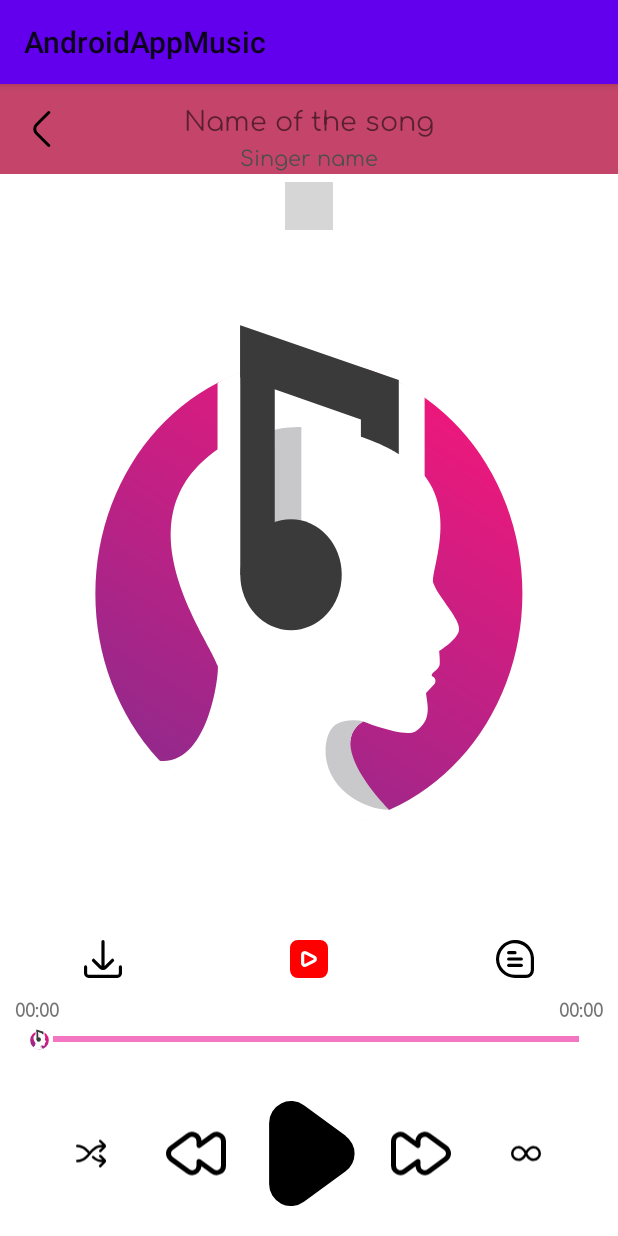
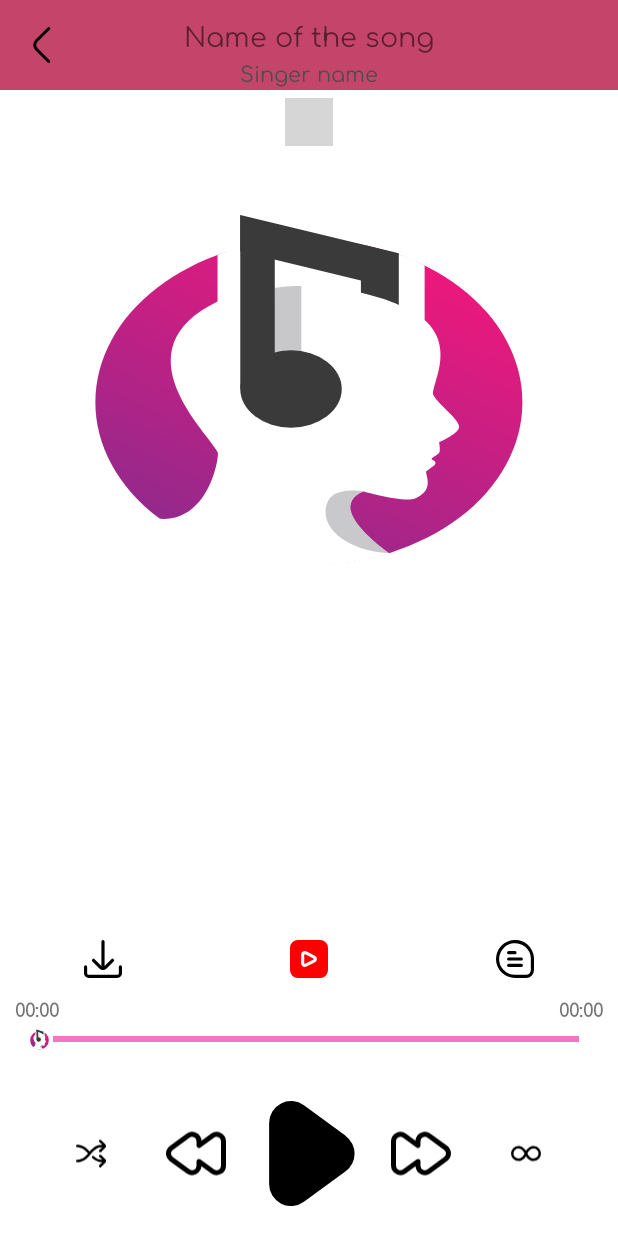
Before and after one commit to longkuroko/Muzik, an Android app: the FullPlayerActivity screen opened directly, with no data from a screen before it, on a phone screen of 412 x 824 dp. Run offline under Robolectric (Android 15) with nearby library versions, the phone set to English and light mode, and no system bars; our stand-ins replace Picasso, navigation-ui; libraries missing offline, so code that uses them is left out: com.rd; plain views replace PageIndicatorView; pictures from the network do not load; 1 statement that could not run was skipped; grey boxes are pictures that could not be loaded.

Commit message:
long fix song

```diff
--- a/app/src/main/java/com/example/androidappmusic/activity/AddUpdateActivity.java
+++ b/app/src/main/java/com/example/androidappmusic/activity/AddUpdateActivity.java
@@ -71,8 +71,8 @@ public class AddUpdateActivity extends AppCompatActivity {
         Intent intent = getIntent();
         if (intent != null){
             if (intent.hasExtra("ADDPLAYLIST")){
-                this.scaleAnimation = new ScaleAnimation(this, this.btnDialogActionPlaylist);
-                this.scaleAnimation.Event_Button();
+//                this.scaleAnimation = new ScaleAnimation(this, this.btnDialogActionPlaylist);
+//                this.scaleAnimation.Event_Button();
                 //Add new Playlist
                 this.btnDialogActionPlaylist.setOnClickListener(v -> {
                     String playlistName = this.etDialogContentPlaylist.getText().toString().trim(); //2
--- a/app/src/main/java/com/example/androidappmusic/activity/FullPlayerActivity.java
+++ b/app/src/main/java/com/example/androidappmusic/activity/FullPlayerActivity.java
@@ -40,9 +40,9 @@ public class FullPlayerActivity extends AppCompatActivity implements FullPlayerF
     private ViewPager vpFullPlayer;
     public static FullPlayerAdapter fullPlayerAdapter;
     private PageIndicatorView pageIndicatorView;
-
-    private ScaleAnimation scaleAnimation;
-
+//
+//    private ScaleAnimation scaleAnimation;
+//
 
 
     private FullPlayerFragment fullPlayerFragment;
@@ -91,7 +91,7 @@ public class FullPlayerActivity extends AppCompatActivity implements FullPlayerF
 
         vpFullPlayer.setAdapter(fullPlayerAdapter);
         vpFullPlayer.setCurrentItem(1); // Set default Fragment
-        vpFullPlayer.setOffscreenPageLimit(2); // Load trước 2 trang (theo cơ chế hoạt động của ViewPager)
+//        vpFullPlayer.setOffscreenPageLimit(2); // Load trước 2 trang (theo cơ chế hoạt động của ViewPager)
     }
 
     private void loadData() {
--- a/app/src/main/java/com/example/androidappmusic/adapter/FullPlayerAdapter.java
+++ b/app/src/main/java/com/example/androidappmusic/adapter/FullPlayerAdapter.java
@@ -19,16 +19,17 @@ public class FullPlayerAdapter extends FragmentStatePagerAdapter {
     @NonNull
     @Override
     public Fragment getItem(int position) {
-        return fragmentList.get(position);
+        return this.fragmentList.get(position);
     }
 
     @Override
     public int getCount() {
+
         return fragmentList.size();
     }
 
     public void AddFragment(Fragment fragment){
 
-        fragmentList.add(fragment);
+        this.fragmentList.add(fragment);
     }
 }
--- a/app/src/main/java/com/example/androidappmusic/application/app.java
+++ b/app/src/main/java/com/example/androidappmusic/application/app.java
@@ -9,7 +9,6 @@ import com.example.androidappmusic.R;
 public class app extends Application {
     public static final String CHANNEL_ID = "CHANNEL iMusic MEDIA";
 
-    private static AppOpenManager appOpenManager;
 
     @Override
     public void onCreate() {
--- a/app/src/main/java/com/example/androidappmusic/fragments/FullPlayerFragment.java
+++ b/app/src/main/java/com/example/androidappmusic/fragments/FullPlayerFragment.java
@@ -15,7 +15,6 @@ import android.os.Bundle;
 import androidx.annotation.NonNull;
 import androidx.annotation.Nullable;
 import androidx.fragment.app.Fragment;
-import androidx.loader.content.AsyncTaskLoader;
 
 import android.os.Handler;
 import android.os.StrictMode;
@@ -23,6 +22,7 @@ import android.util.Log;
 import android.view.LayoutInflater;
 import android.view.View;
 import android.view.ViewGroup;
+import android.view.Window;
 import android.widget.ImageView;
 import android.widget.SeekBar;
 import android.widget.TextView;
@@ -39,24 +39,22 @@ import com.example.androidappmusic.service.MiniPlayerOnLockScreenService;
 import com.example.androidappmusic.sharedPreferences.DataLocalManager;
 import com.squareup.picasso.Picasso;
 
+import org.w3c.dom.Comment;
+
 import java.io.IOException;
 import java.text.SimpleDateFormat;
 import java.util.ArrayList;
+import java.util.List;
 import java.util.Locale;
 import java.util.Random;
-
 
 public class FullPlayerFragment extends Fragment {
 
     private static final String TAG = "FullPlayerFragment";
-
     private MediaPlayer mediaPlayer;
 
     private ImageView ivCover;
     private ImageView ivFavorite;
-    private ImageView ivComment;
-    private ImageView ivDownload;
-    private ImageView ivMv;
     private ImageView ivShuffle;
     private ImageView ivPrev;
     private ImageView ivPlayPause;
@@ -65,11 +63,13 @@ public class FullPlayerFragment extends Fragment {
     private TextView tvTimeStart;
     private TextView tvTimeEnd;
     private SeekBar sbSong;
-
-
-    private ScaleAnimation scaleAnimation;
+//
+//
+////    private ScaleAnimation scaleAnimation;
     private LoadingDialog loadingDialog;
     private Dialog dialog;
+
+    private final String ACTION_INSERT_COMMENT = "insert";
     private int position = 0;
     private boolean repeat = false;
     private boolean checkRandom = false;
@@ -79,6 +79,8 @@ public class FullPlayerFragment extends Fragment {
 
     private boolean isEvent_Of_FullPlayerFragment = false;
     private boolean isRegister = false;
+
+
     private ISendPositionListener iSendPositionListener;
 
     public interface ISendPositionListener{
@@ -95,35 +97,38 @@ public class FullPlayerFragment extends Fragment {
         } else {
             throw new RuntimeException(context.toString() + "You need implement");
         }
+//        iSendPositionListener = (ISendPositionListener) getActivity(); // Khở tạo Interface khi Fragment gắn vào Activity
     }
 
     @Override
     public void onCreate(Bundle savedInstanceState) {
         super.onCreate(savedInstanceState);
         Log.d(TAG, "onCreate");
-
     }
 
     @Override
-    public View onCreateView(LayoutInflater inflater, ViewGroup container,
-                             Bundle savedInstanceState) {
-        // Inflate the layout for this fragment
+    public View onCreateView(LayoutInflater inflater, ViewGroup container, Bundle savedInstanceState) {
+        Log.d(TAG, "onCreateView");
         return inflater.inflate(R.layout.fragment_full_player, container, false);
     }
 
     @Override
-    public void onViewCreated(@NonNull View view, @Nullable Bundle savedInstanceState) {
+    public void onViewCreated(@NonNull View view, Bundle savedInstanceState) {
         super.onViewCreated(view, savedInstanceState);
+        Log.d(TAG, "onViewCreated");
 
         DataLocalManager.init(getContext());
 
         linkViews(view);
         addEvents();
+
         if (!FullPlayerManagerService.isRegister) {
             getActivity().registerReceiver(broadcastReceiver, new IntentFilter("TRACKS_TRACkS"));
             FullPlayerManagerService.isRegister = true;
         }
+//        CreateNotification(MiniPlayerOnLockScreenService.ACTION_PLAY);
     }
+
     @Override
     public void onResume() {
         super.onResume();
@@ -169,12 +174,10 @@ public class FullPlayerFragment extends Fragment {
 
     private void linkViews(View view) {
 
-        loadingDialog = new LoadingDialog(getActivity());
+        this.loadingDialog = new LoadingDialog(getActivity());
+//        this.loadingDialog.Start_Loading();
 
         this.ivCover = view.findViewById(R.id.ivCover);
-        this.ivDownload = view.findViewById(R.id.ivDownload);
-        this.ivComment = view.findViewById(R.id.ivComment);
-        this.ivMv = view.findViewById(R.id.ivMv);
         this.ivShuffle = view.findViewById(R.id.ivShuffle);
         this.ivPrev = view.findViewById(R.id.ivPrev);
         this.ivPlayPause = view.findViewById(R.id.ivPlayPause);
@@ -184,41 +187,20 @@ public class FullPlayerFragment extends Fragment {
         this.tvTimeEnd = view.findViewById(R.id.tvTimeEnd);
         this.sbSong = view.findViewById(R.id.sbSong);
 
-
         StrictMode.ThreadPolicy policy = new StrictMode.ThreadPolicy.Builder().permitAll().build();
         StrictMode.setThreadPolicy(policy);
 
-
-        if(FullPlayerManagerService.listCurrentSong != null && FullPlayerActivity.dataSongs.size() <=0){
+        if (FullPlayerManagerService.listCurrentSong != null && FullPlayerActivity.dataSongs.size() <= 0) {
             FullPlayerActivity.dataSongs = new ArrayList<>(FullPlayerManagerService.listCurrentSong);
             position = FullPlayerManagerService.position;
-
-        }
-        else{
+        } else {
             FullPlayerManagerService.position = 0;
         }
 
-        if(FullPlayerActivity.dataSongs.size() > 0){
-//            try {
-//                //FullPlayerManagerService.mediaPlayer.stop();
-//                if (DownloadService.isSongDownloaded(FullPlayerActivity.dataSongArrayList.get(position).getId())) {
-//                    Song songDownload = DownloadService.GetDownloadSongById(FullPlayerActivity.dataSongArrayList.get(position).getId());
-//                    new PlayMP3().execute(songDownload.getLink());
-//                    FullPlayerManagerService.currentSong = FullPlayerActivity.dataSongArrayList.get(position);
-//                } else {
-//                    new PlayMP3().execute(FullPlayerActivity.dataSongArrayList.get(position).getLink());
-//                }
-//            } catch (Exception e) {
-//                new PlayMP3().execute(FullPlayerActivity.dataSongArrayList.get(position).getLink());
-//            }
-
-
-
+        if (FullPlayerActivity.dataSongs.size() > 0) {
 
             FullPlayerActivity.tvSongName.setText(FullPlayerActivity.dataSongs.get(position).getName().trim());
             FullPlayerActivity.tvArtist.setText(FullPlayerActivity.dataSongs.get(position).getSinger().trim());
-
-
             if (FullPlayerManagerService.mediaPlayer != null && isCurrentSong()) {
                 if (FullPlayerManagerService.mediaPlayer.isPlaying()) {
                     this.ivPlayPause.setImageResource(R.drawable.ic_pause);
@@ -236,43 +218,29 @@ public class FullPlayerFragment extends Fragment {
             handler.postDelayed(new Runnable() {
                 @Override
                 public void run() {
-                    if(FullPlayerActivity.dataSongs.size() > 0){
+                    if (FullPlayerActivity.dataSongs.size() > 0) {
                         Picasso.get()
                                 .load(FullPlayerActivity.dataSongs.get(position).getImg())
                                 .placeholder(R.drawable.ic_logo)
                                 .error(R.drawable.ic_logo)
                                 .into(ivCover);
-                    }
-                    else{
+                        new PlayMP3().execute(FullPlayerActivity.dataSongs.get(position).getLink());
+                    } else {
                         handler.postDelayed(this, 1000);
                     }
                 }
             }, 1000);
+//            this.loadingDialog.Cancel_Loading();
         }
-
     }
     private void addEvents() {
-        scaleAnimation = new ScaleAnimation(getActivity(), ivDownload);
-        scaleAnimation.Event_ImageView();
 
-        this.scaleAnimation = new ScaleAnimation(getActivity(), this.ivMv);
-        this.scaleAnimation.Event_ImageView();
-        this.scaleAnimation = new ScaleAnimation(getActivity(), this.ivShuffle);
-        this.scaleAnimation.Event_ImageView();
-        this.scaleAnimation = new ScaleAnimation(getActivity(), this.ivPrev);
-        this.scaleAnimation.Event_ImageView();
-        this.scaleAnimation = new ScaleAnimation(getActivity(), this.ivPlayPause);
-        this.scaleAnimation.Event_ImageView();
-        this.scaleAnimation = new ScaleAnimation(getActivity(), this.ivNext);
-        this.scaleAnimation.Event_ImageView();
-        this.scaleAnimation = new ScaleAnimation(getActivity(), this.ivRepeat);
-        this.scaleAnimation.Event_ImageView();
-
-        ivPlayPause.setOnClickListener(v->{
-            onPlaySong();
+        this.ivPlayPause.setOnClickListener(v -> {
+            onSongPlay();
         });
 
-        ivRepeat.setOnClickListener(v -> {
+
+        this.ivRepeat.setOnClickListener(v -> {
             isEvent_Of_FullPlayerFragment = true;
             if (!repeat) {
                 if (checkRandom) {
@@ -295,7 +263,7 @@ public class FullPlayerFragment extends Fragment {
         });
 
 
-        ivShuffle.setOnClickListener(v -> {
+        this.ivShuffle.setOnClickListener(v -> {
             isEvent_Of_FullPlayerFragment = true;
             if (!checkRandom) {
                 if (repeat) {
@@ -318,19 +286,18 @@ public class FullPlayerFragment extends Fragment {
         });
 
 
-        sbSong.setOnSeekBarChangeListener(new SeekBar.OnSeekBarChangeListener() {
+        this.sbSong.setOnSeekBarChangeListener(new SeekBar.OnSeekBarChangeListener() {
             @Override
             public void onProgressChanged(SeekBar seekBar, int progress, boolean fromUser) {
-
             }
 
             @Override
             public void onStartTrackingTouch(SeekBar seekBar) {
-
             }
 
             @Override
             public void onStopTrackingTouch(SeekBar seekBar) {
+                //mediaPlayer.seekTo(seekBar.getProgress());
                 FullPlayerManagerService.mediaPlayer.seekTo(seekBar.getProgress());
             }
         });
@@ -344,33 +311,28 @@ public class FullPlayerFragment extends Fragment {
             onSongPrev();
         });
 
-//        this.ivDownload.setOnClickListener(v -> {
-//            if (FullPlayerActivity.dataSongArrayList.size() > 0) {
-//                DownloadService.DownloadSong(getContext(), FullPlayerActivity.dataSongArrayList.get(position));
-//            }
-//        });
+
     }
-
     private void CreateNotification(String action) {
         Intent intent = new Intent(getContext(), MiniPlayerOnLockScreenService.class);
         intent.setAction(action);
         getActivity().startService(intent);
-
+        //NotificationService.NotificationService(getContext(),FullPlayerActivity.dataSongArrayList.get(position),R.drawable.ic_pause,position,FullPlayerActivity.dataSongArrayList.size());
     }
 
-    private void onPlaySong(){
+    public void onSongPlay() {
         isEvent_Of_FullPlayerFragment = true;
-        if(FullPlayerManagerService.mediaPlayer.isPlaying()){
+        if (FullPlayerManagerService.mediaPlayer.isPlaying()) {
             FullPlayerManagerService.mediaPlayer.pause();
-            ivPlayPause.setImageResource(R.drawable.ic_play_2);
+            this.ivPlayPause.setImageResource(R.drawable.ic_play_2);
             CreateNotification(MiniPlayerOnLockScreenService.ACTION_PAUSE);
-        }
-        else{
+        } else {
             FullPlayerManagerService.mediaPlayer.start();
-            ivPlayPause.setImageResource(R.drawable.ic_pause);
+            this.ivPlayPause.setImageResource(R.drawable.ic_pause);
             CreateNotification(MiniPlayerOnLockScreenService.ACTION_PLAY);
         }
     }
+
     public void onSongNext() {
         isEvent_Of_FullPlayerFragment = true;
         if (FullPlayerActivity.dataSongs.size() > 0) {
@@ -465,7 +427,7 @@ public class FullPlayerFragment extends Fragment {
             Bitmap bitmap = drawable.getBitmap();
             FullPlayerActivity.tvSongName.setText(FullPlayerActivity.dataSongs.get(this.position).getName());
             FullPlayerActivity.tvArtist.setText(FullPlayerActivity.dataSongs.get(this.position).getSinger());
-            iSendPositionListener.Send_Position(this.position); // Chú
+            iSendPositionListener.Send_Position(this.position); // Chú ý
             UpdateTimeSong();
         }
         this.ivNext.setClickable(false);
@@ -477,6 +439,8 @@ public class FullPlayerFragment extends Fragment {
         }, 2000);
         CreateNotification(MiniPlayerOnLockScreenService.ACTION_PLAY);
     }
+
+
 
 
     public class PlayMP3 extends AsyncTask<String, Void, String> {
@@ -529,25 +493,22 @@ public class FullPlayerFragment extends Fragment {
     private boolean isCurrentSong() {
         try {
             if (FullPlayerManagerService.listCurrentSong != null) {
-                if (FullPlayerManagerService.listCurrentSong.get(position).getId() == FullPlayerActivity.dataSongs
-                        .get(position).getId()) {
-                    repeat = FullPlayerManagerService.checkRandom;
+                if (FullPlayerManagerService.listCurrentSong.get(position).getId() == FullPlayerActivity.dataSongs.get(position).getId()) {
+                    repeat = FullPlayerManagerService.repeat;
+                    checkRandom = FullPlayerManagerService.checkRandom;
                     if (repeat) {
                         this.ivRepeat.setImageResource(R.drawable.ic_loop_check);
                     }
                     if (checkRandom) {
                         this.ivShuffle.setImageResource(R.drawable.ic_shuffle_check);
                     }
-
                     return true;
-
                 }
             }
         } catch (Exception e) {
             e.printStackTrace();
             return false;
         }
-
         FullPlayerManagerService.repeat = false;
         FullPlayerManagerService.checkRandom = false;
         return false;
@@ -558,8 +519,8 @@ public class FullPlayerFragment extends Fragment {
 
         this.tvTimeEnd.setText(simpleDateFormat.format(FullPlayerManagerService.mediaPlayer.getDuration()));
         this.sbSong.setMax(FullPlayerManagerService.mediaPlayer.getDuration());
+    }
 
-    }
     private void UpdateTimeSong() {
         final Handler handler = new Handler();
         handler.postDelayed(new Runnable() {
@@ -568,6 +529,8 @@ public class FullPlayerFragment extends Fragment {
                 if (FullPlayerManagerService.mediaPlayer != null) {
                     SimpleDateFormat simpleDateFormat = new SimpleDateFormat("mm:ss", Locale.getDefault());
                     try {
+                        //tvTimeStart.setText(simpleDateFormat.format(mediaPlayer.getCurrentPosition()));
+                        //sbSong.setProgress(mediaPlayer.getCurrentPosition());
                         int time = FullPlayerManagerService.mediaPlayer.getCurrentPosition();
                         Log.d("Test", String.valueOf(time));
                         tvTimeStart.setText(simpleDateFormat.format(FullPlayerManagerService.mediaPlayer.getCurrentPosition()));
@@ -576,7 +539,14 @@ public class FullPlayerFragment extends Fragment {
                         e.printStackTrace();
                     }
                     handler.postDelayed(this, 1000); // Gọi lại ham này thực thi 1s mỗi lần
-
+/*                    mediaPlayer.setOnCompletionListener(mp -> {
+                        next = true;
+                        try {
+                            Thread.sleep(1000);
+                        } catch (InterruptedException e) {
+                            e.printStackTrace();
+                        }
+                    });*/
                     FullPlayerManagerService.mediaPlayer.setOnCompletionListener(mp -> {
                         next = true;
                         try {
@@ -588,6 +558,7 @@ public class FullPlayerFragment extends Fragment {
                 }
             }
         }, 1000);
+
 
         Handler handler_1 = new Handler(); // Lằng nghe khi chuyển bài hát
         handler_1.postDelayed(new Runnable() {
@@ -644,16 +615,17 @@ public class FullPlayerFragment extends Fragment {
             }
         }, 1000);
     }
+
     BroadcastReceiver broadcastReceiver = new BroadcastReceiver() {
         @Override
         public void onReceive(Context context, Intent intent) {
             String action = intent.getExtras().getString("actionname");
             switch (action) {
                 case MiniPlayerOnLockScreenService.ACTION_PLAY:
-                    onPlaySong();
+                    onSongPlay();
                     break;
                 case MiniPlayerOnLockScreenService.ACTION_PAUSE:
-                    onPlaySong();
+                    onSongPlay();
                     break;
                 case MiniPlayerOnLockScreenService.ACTION_PRE:
                     try {
@@ -675,5 +647,4 @@ public class FullPlayerFragment extends Fragment {
             }
         }
     };
-
 }
--- a/app/src/main/java/com/example/androidappmusic/fragments/HomeFragment.java
+++ b/app/src/main/java/com/example/androidappmusic/fragments/HomeFragment.java
@@ -148,8 +148,8 @@ public class HomeFragment extends Fragment {
                 sliders =(ArrayList<Slider>) response.body();
 
                 if(sliders != null){
-                    sliderView.setSliderTransformAnimation(SliderAnimations.ZOOMOUTTRANSFORMATION);
-                    sliderView.setIndicatorAnimation(IndicatorAnimationType.WORM);
+                    sliderView.setSliderTransformAnimation(SliderAnimations.ZOOMOUTTRANSFORMATION); // giao diện
+                    sliderView.setIndicatorAnimation(IndicatorAnimationType.WORM); // giao diện
                     sliderView.setSliderAdapter(new SliderAdapter(getContext(), sliders));
 
                     Log.d(TAG, sliders.get(0).getImage());
--- a/app/src/main/res/layout/fragment_full_player.xml
+++ b/app/src/main/res/layout/fragment_full_player.xml
@@ -18,8 +18,8 @@
 
     <ImageView
         android:id="@+id/ivCover"
-        android:layout_width="450dp"
-        android:layout_height="450dp"
+        android:layout_width="match_parent"
+        android:layout_height="314dp"
         android:layout_gravity="center"
         android:adjustViewBounds="true"
         android:scaleType="fitXY"
--- a/app/src/main/res/values-night/themes.xml
+++ b/app/src/main/res/values-night/themes.xml
@@ -1,6 +1,6 @@
 <resources xmlns:tools="http://schemas.android.com/tools">
     <!-- Base application theme. -->
-    <style name="Theme.AndroidAppMusic" parent="Theme.MaterialComponents.DayNight.DarkActionBar">
+    <style name="Theme.AndroidAppMusic" parent="Theme.AppCompat.DayNight.NoActionBar">
         <!-- Primary brand color. -->
         <item name="colorPrimary">@color/purple_200</item>
         <item name="colorPrimaryVariant">@color/purple_700</item>
--- a/app/src/main/res/values/themes.xml
+++ b/app/src/main/res/values/themes.xml
@@ -1,6 +1,6 @@
 <resources xmlns:tools="http://schemas.android.com/tools">
     <!-- Base application theme. -->
-    <style name="Theme.AndroidAppMusic" parent="Theme.AppCompat.Light">
+    <style name="Theme.AndroidAppMusic" parent="Theme.AppCompat.DayNight.NoActionBar">
         <!-- Primary brand color. -->
         <item name="colorPrimary">@color/purple_500</item>
         <item name="colorPrimaryVariant">@color/purple_700</item>
```
Also changed, not shown: app/src/main/AndroidManifest.xml (+13 -0 lines), app/src/main/java/com/example/androidappmusic/activity/PersonalPlaylistActivity.java (+24 -24 lines), app/src/main/java/com/example/androidappmusic/adapter/AlbumAdapter.java (+14 -5 lines), app/src/main/java/com/example/androidappmusic/adapter/PlaylistHomeAdapter.java (+13 -4 lines), app/src/main/java/com/example/androidappmusic/adapter/SongAdapter.java (+29 -39 lines), app/src/main/java/com/example/androidappmusic/application/AppOpenManager.java (deleted, +0 -57 lines), app/src/main/java/com/example/androidappmusic/service/FullPlayerManagerService.java (+13 -6 lines), app/src/main/res/layout/activity_full.xml (+7 -7 lines), app/src/main/res/layout/item_album.xml (+6 -6 lines).
